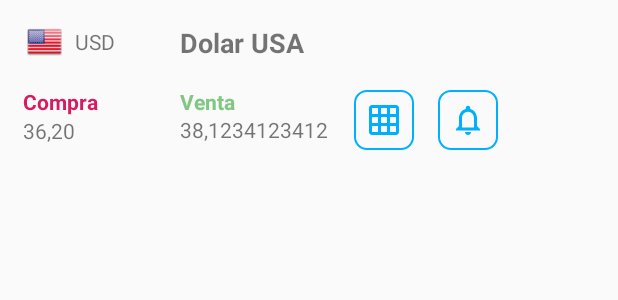
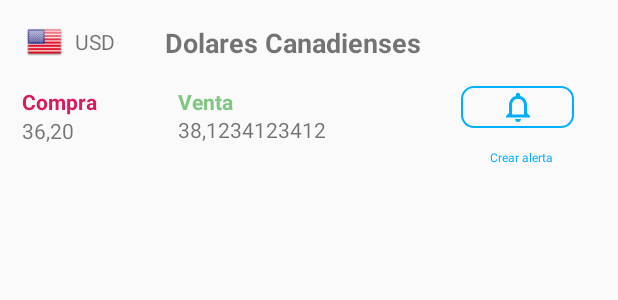
Before and after one commit to hadouken89/HolaMundo, an Android app: the layout moneda_container2.xml on its own in the app's theme, with its tools: preview values and no code run, on a phone screen of 412 x 824 dp. Shown: the top 300 px of the screen. Run offline under Robolectric (Android 15) with nearby library versions, the phone set to English and light mode, and no system bars; network calls fail.

Commit message:
actualizo vistas

```diff
--- a/app/src/main/res/layout/moneda_container2.xml
+++ b/app/src/main/res/layout/moneda_container2.xml
@@ -14,44 +14,34 @@
         android:layout_marginTop="16dp"
         android:layout_marginEnd="8dp"
         app:layout_constraintEnd_toEndOf="parent"
-        app:layout_constraintHorizontal_bias="0.0"
+        app:layout_constraintHorizontal_bias="1.0"
         app:layout_constraintStart_toStartOf="parent"
         app:layout_constraintTop_toTopOf="parent">
-
-        <android.support.constraint.Guideline
-            android:id="@+id/guideline6"
-            android:layout_width="wrap_content"
-            android:layout_height="wrap_content"
-            android:orientation="vertical"
-            app:layout_constraintGuide_begin="276dp" />
 
         <TextView
             android:id="@+id/tvVenta"
             android:layout_width="99dp"
             android:layout_height="23dp"
-            android:layout_marginEnd="8dp"
+            android:layout_marginStart="24dp"
             android:layout_marginBottom="20dp"
             android:layout_weight="1"
-            android:gravity="left"
+            android:gravity="start"
             android:text="38,1234123412"
             android:textAlignment="gravity"
             app:layout_constraintBottom_toBottomOf="parent"
-            app:layout_constraintEnd_toStartOf="@+id/guideline10"
-            app:layout_constraintHorizontal_bias="0.761"
-            app:layout_constraintStart_toStartOf="@+id/guideline5" />
+            app:layout_constraintStart_toEndOf="@+id/tvCompra"
+            app:layout_constraintTop_toTopOf="@+id/constraintLayout" />
 
         <TextView
             android:id="@+id/textView4"
             android:layout_width="80dp"
             android:layout_height="wrap_content"
-            android:layout_marginEnd="8dp"
             android:layout_weight="1"
             android:gravity="left"
             android:text="Compra"
             android:textAlignment="gravity"
             android:textColor="@color/colorTitleCompra"
             android:textStyle="bold|normal"
-            app:layout_constraintEnd_toStartOf="@+id/guideline5"
             app:layout_constraintStart_toStartOf="@+id/guideline8"
             app:layout_constraintTop_toTopOf="@+id/guideline7" />
 
@@ -59,8 +49,7 @@
             android:id="@+id/textView3"
             android:layout_width="80dp"
             android:layout_height="19dp"
-            android:layout_marginStart="8dp"
-            android:layout_marginEnd="8dp"
+            android:layout_marginStart="24dp"
             android:layout_weight="1"
             android:gravity="left"
             android:text="Venta"
@@ -68,9 +57,7 @@
             android:textColor="@color/colorTitleVenta"
             android:textStyle="bold|normal"
             app:layout_constraintBottom_toTopOf="@+id/tvVenta"
-            app:layout_constraintEnd_toStartOf="@+id/guideline10"
-            app:layout_constraintHorizontal_bias="0.25"
-            app:layout_constraintStart_toStartOf="@+id/guideline5"
+            app:layout_constraintStart_toEndOf="@+id/textView4"
             app:layout_constraintTop_toTopOf="@+id/guideline7"
             app:layout_constraintVertical_bias="0.0" />
 
@@ -78,31 +65,29 @@
             android:id="@+id/tvCompra"
             android:layout_width="80dp"
             android:layout_height="23dp"
-            android:layout_marginEnd="8dp"
             android:layout_marginBottom="8dp"
             android:layout_weight="1"
             android:gravity="left"
             android:text="36,20"
             android:textAlignment="gravity"
             app:layout_constraintBottom_toBottomOf="parent"
-            app:layout_constraintEnd_toStartOf="@+id/guideline5"
             app:layout_constraintStart_toStartOf="@+id/guideline8"
             app:layout_constraintTop_toBottomOf="@+id/textView4"
             app:layout_constraintVertical_bias="0.0" />
 
         <TextView
             android:id="@+id/tvMonedaName"
-            android:layout_width="206dp"
+            android:layout_width="184dp"
             android:layout_height="28dp"
-            android:layout_marginStart="16dp"
+            android:layout_marginStart="28dp"
             android:layout_marginBottom="8dp"
             android:gravity="right|left"
-            android:text="Dolar USA"
+            android:text="Dolares Canadienses"
             android:textAlignment="gravity"
             android:textSize="18sp"
             android:textStyle="bold|normal"
             app:layout_constraintBottom_toTopOf="@+id/guideline7"
-            app:layout_constraintStart_toStartOf="@+id/guideline5"
+            app:layout_constraintStart_toEndOf="@+id/unidadMonetaria"
             app:layout_constraintTop_toTopOf="parent"
             app:layout_constraintVertical_bias="0.0" />
 
@@ -110,10 +95,7 @@
             android:id="@+id/unidadMonetaria"
             android:layout_width="37dp"
             android:layout_height="23dp"
-            android:layout_marginEnd="8dp"
             android:text="USD"
-            app:layout_constraintEnd_toStartOf="@+id/guideline5"
-            app:layout_constraintHorizontal_bias="0.0"
             app:layout_constraintStart_toEndOf="@+id/imageView"
             app:layout_constraintTop_toTopOf="parent" />
 
@@ -124,13 +106,6 @@
             app:layout_constraintStart_toStartOf="@+id/guideline8"
             app:layout_constraintTop_toTopOf="parent"
             tools:src="@drawable/dolar_usa" />
-
-        <android.support.constraint.Guideline
-            android:id="@+id/guideline5"
-            android:layout_width="wrap_content"
-            android:layout_height="wrap_content"
-            android:orientation="vertical"
-            app:layout_constraintGuide_begin="96dp" />
 
         <android.support.constraint.Guideline
             android:id="@+id/guideline7"
@@ -146,46 +121,43 @@
             android:orientation="vertical"
             app:layout_constraintGuide_begin="7dp" />
 
-        <android.support.constraint.Guideline
-            android:id="@+id/guideline10"
-            android:layout_width="wrap_content"
-            android:layout_height="wrap_content"
-            android:orientation="vertical"
-            app:layout_constraintGuide_begin="224dp" />
-
-        <ImageButton
-            android:id="@+id/imageButton2"
-            android:layout_width="40dp"
-            android:layout_height="40dp"
-            android:layout_marginStart="4dp"
-            android:layout_marginEnd="8dp"
+        <android.support.constraint.ConstraintLayout
+            android:id="@+id/constraintAlertaButton"
+            android:layout_width="80dp"
+            android:layout_height="53dp"
+            android:layout_marginStart="8dp"
+            android:layout_marginEnd="1dp"
             android:layout_marginBottom="8dp"
-            android:background="@drawable/layout_border"
-            app:layout_constraintBottom_toBottomOf="parent"
-            app:layout_constraintEnd_toStartOf="@+id/guideline6"
-            app:layout_constraintHorizontal_bias="1.0"
-            app:layout_constraintStart_toStartOf="@+id/guideline10"
-            app:layout_constraintTop_toTopOf="@+id/guideline7"
-            app:layout_constraintVertical_bias="0.142"
-            app:srcCompat="@drawable/calculadora_img"
-            tools:ignore="VectorDrawableCompat" />
-
-        <ImageButton
-            android:id="@+id/imageButton3"
-            android:layout_width="40dp"
-            android:layout_height="40dp"
-            android:layout_marginStart="8dp"
-            android:layout_marginEnd="8dp"
-            android:layout_marginBottom="8dp"
-            android:background="@drawable/layout_border"
             app:layout_constraintBottom_toBottomOf="parent"
             app:layout_constraintEnd_toEndOf="parent"
-            app:layout_constraintHorizontal_bias="0.0"
-            app:layout_constraintStart_toStartOf="@+id/guideline6"
-            app:layout_constraintTop_toTopOf="@+id/guideline7"
-            app:layout_constraintVertical_bias="0.142"
-            app:srcCompat="@drawable/alerta_img"
-            tools:ignore="VectorDrawableCompat" />
+            app:layout_constraintHorizontal_bias="0.95"
+            app:layout_constraintStart_toStartOf="parent"
+            app:layout_constraintTop_toTopOf="parent"
+            app:layout_constraintVertical_bias="0.976">
+
+            <ImageButton
+                android:id="@+id/buttonAlerta"
+                android:layout_width="75dp"
+                android:layout_height="28dp"
+                android:background="@drawable/layout_border"
+                app:srcCompat="@drawable/alerta_img"
+                tools:ignore="MissingConstraints,VectorDrawableCompat"
+                tools:layout_editor_absoluteX="3dp" />
+
+            <TextView
+                android:id="@+id/tvCrearAlerta"
+                android:layout_width="0dp"
+                android:layout_height="wrap_content"
+                android:text="Crear alerta"
+                android:textColor="#00B0FF"
+                android:textSize="8sp"
+                app:layout_constraintBottom_toBottomOf="parent"
+                app:layout_constraintEnd_toEndOf="parent"
+                app:layout_constraintStart_toStartOf="parent"
+                app:layout_constraintTop_toBottomOf="@+id/imageButton3"
+                app:layout_constraintVertical_bias="0.0" />
+
+        </android.support.constraint.ConstraintLayout>
 
         <!--
         <ImageView
```
